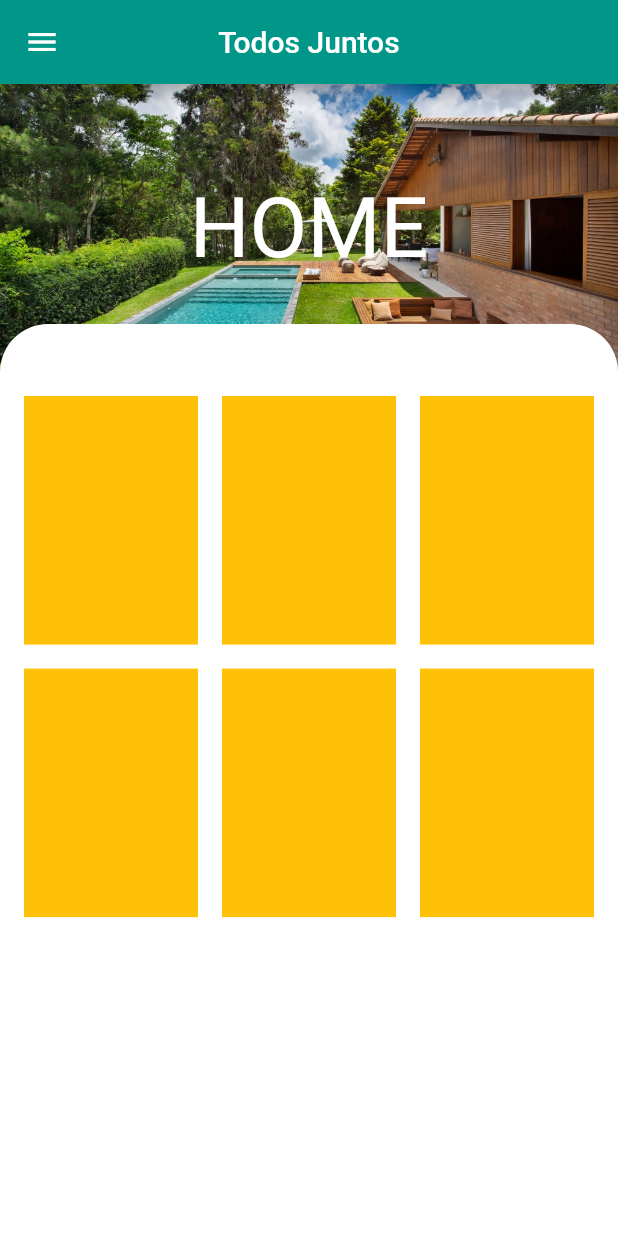
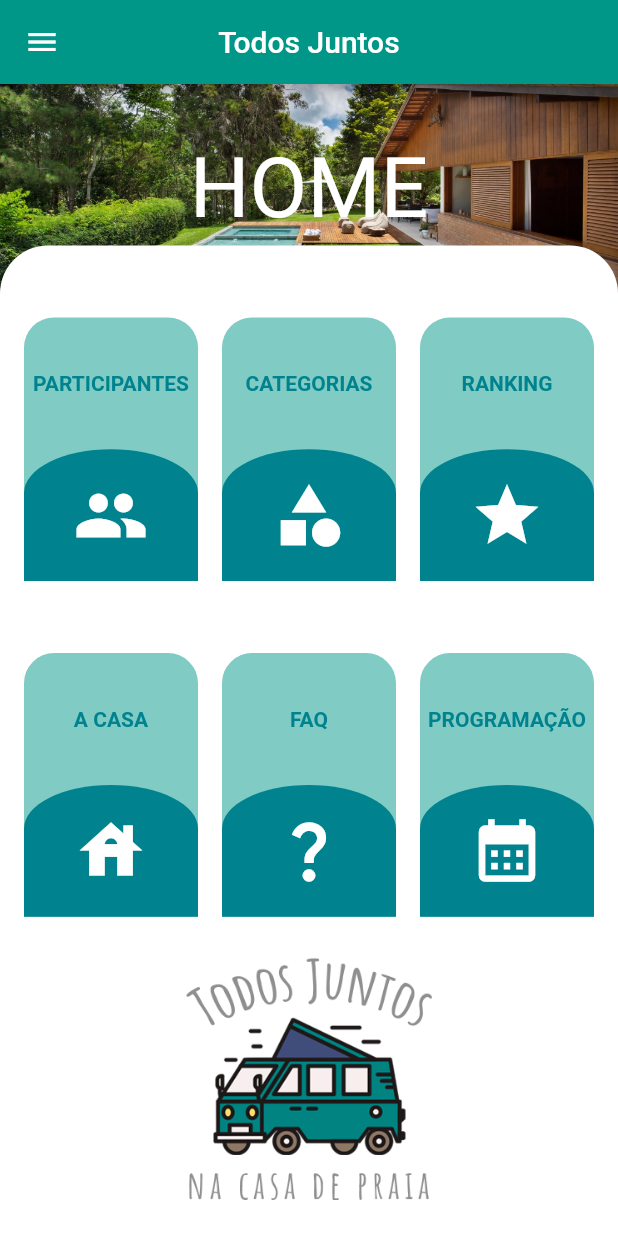
Before and after one commit to thiagopinheirolima/projeto_verao_2023, a Flutter app: the HomePage screen opened by its route, on a phone screen of 412 x 824 dp. Run offline on Flutter 3.47's test engine with Material 2 defaults, Android fonts, the light colour scheme and no system bars; our stand-ins replace cloud_firestore, firebase_auth, firebase_core, flutter_signin_button, go_router, google_sign_in and 1 more; accounts and stored records are empty; network calls fail.

Commit message:
adjust on home screen

```diff
--- a/lib/pages/home.dart
+++ b/lib/pages/home.dart
@@ -1,5 +1,6 @@
 import 'package:flutter/material.dart';
 import 'package:firebase_auth/firebase_auth.dart';
+import 'package:go_router/go_router.dart';
 
 import 'shared/menu.dart';
 
@@ -16,6 +17,7 @@ class HomePage extends StatelessWidget {
     final userName =
         FirebaseAuth.instance.currentUser?.displayName ?? 'Usuário';
     return Scaffold(
+      backgroundColor: Colors.white,
       appBar: AppBar(
         centerTitle: true,
         title: const Text('Todos Juntos'),
@@ -66,20 +68,120 @@ class HomePage extends StatelessWidget {
               child: GridView.count(
                 crossAxisCount: 3,
                 padding: const EdgeInsets.all(16),
-                childAspectRatio: 0.7,
-                mainAxisSpacing: 16,
+                childAspectRatio: 0.66,
+                mainAxisSpacing: 48,
                 crossAxisSpacing: 16,
-                children: List.generate(
-                  6,
-                  (index) => Container(
-                    color: Colors.amber,
+                children: [
+                  HomeItem(
+                    name: 'PARTICIPANTES',
+                    icon: Icons.people,
+                    onTap: () => context.goNamed('users'),
                   ),
-                ),
+                  HomeItem(
+                    name: 'CATEGORIAS',
+                    icon: Icons.category,
+                    onTap: () {},
+                  ),
+                  HomeItem(
+                    name: 'RANKING',
+                    icon: Icons.star,
+                    onTap: () {},
+                  ),
+                  HomeItem(
+                    name: 'A CASA',
+                    icon: Icons.house,
+                    onTap: () {},
+                  ),
+                  HomeItem(
+                    name: 'FAQ',
+                    icon: Icons.question_mark,
+                    onTap: () {},
+                  ),
+                  HomeItem(
+                    name: 'PROGRAMAÇÃO',
+                    icon: Icons.calendar_month,
+                    onTap: () {},
+                  )
+                ],
               ),
             ),
           ),
+          Expanded(
+            flex: 3,
+            child: Padding(
+              padding: const EdgeInsets.all(24.0),
+              child: Image.asset(
+                'assets/images/logo.png',
+                fit: BoxFit.contain,
+              ),
+            ),
+          )
         ],
       ),
     );
   }
 }
+
+class HomeItem extends StatelessWidget {
+  const HomeItem({
+    super.key,
+    required this.onTap,
+    required this.name,
+    required this.icon,
+  });
+
+  final Function() onTap;
+  final String name;
+  final IconData icon;
+
+  @override
+  Widget build(BuildContext context) {
+    return GestureDetector(
+      onTap: onTap,
+      child: Container(
+        decoration: BoxDecoration(
+          borderRadius: const BorderRadius.vertical(
+            top: Radius.circular(20),
+          ),
+          color: Colors.teal.shade200,
+        ),
+        child: Flex(
+          direction: Axis.vertical,
+          children: [
+            Expanded(
+              flex: 2,
+              child: Center(
+                child: Text(
+                  name,
+                  style: TextStyle(
+                    color: Colors.cyan.shade800,
+                    fontWeight: FontWeight.bold,
+                  ),
+                ),
+              ),
+            ),
+            Expanded(
+              flex: 2,
+              child: Container(
+                constraints: const BoxConstraints.expand(),
+                decoration: BoxDecoration(
+                  color: Colors.cyan.shade800,
+                  borderRadius: const BorderRadius.vertical(
+                    top: Radius.elliptical(600, 300),
+                  ),
+                ),
+                child: Center(
+                  child: Icon(
+                    icon,
+                    size: 50,
+                    color: Colors.white,
+                  ),
+                ),
+              ),
+            )
+          ],
+        ),
+      ),
+    );
+  }
+}
--- a/lib/pages/login.dart
+++ b/lib/pages/login.dart
@@ -16,7 +16,7 @@ class LoginPage extends StatelessWidget {
       body: Column(
         children: [
           Expanded(
-            flex: 2,
+            flex: 4,
             child: Stack(
               fit: StackFit.expand,
               alignment: AlignmentDirectional.bottomCenter,
@@ -43,7 +43,7 @@ class LoginPage extends StatelessWidget {
             ),
           ),
           Expanded(
-            flex: 2,
+            flex: 5,
             child: Column(
               crossAxisAlignment: CrossAxisAlignment.center,
               mainAxisAlignment: MainAxisAlignment.center,
--- a/lib/pages/shared/menu.dart
+++ b/lib/pages/shared/menu.dart
@@ -1,24 +1,6 @@
 import 'package:firebase_auth/firebase_auth.dart';
 import 'package:flutter/material.dart';
 import 'package:go_router/go_router.dart';
-
-class MenuItem {
-  String name;
-  Function onClick;
-
-  MenuItem(this.name, this.onClick);
-}
-
-final List<MenuItem> menuItems = [
-  MenuItem('Participantes', (BuildContext context) {
-    context.pushNamed('users');
-  }),
-  MenuItem('Logout', (BuildContext context) async {
-    await FirebaseAuth.instance.signOut();
-    // ignore: use_build_context_synchronously
-    context.goNamed('login');
-  }),
-];
 
 class Menu extends StatelessWidget {
   const Menu({
@@ -74,11 +56,14 @@ class Menu extends StatelessWidget {
               ],
             ),
           ),
-          for (var item in menuItems)
-            ListTile(
-              title: Text(item.name),
-              onTap: () => item.onClick(context),
-            ),
+          ListTile(
+            title: const Text('Logout'),
+            onTap: () async {
+              await FirebaseAuth.instance.signOut();
+              // ignore: use_build_context_synchronously
+              context.goNamed('login');
+            },
+          ),
         ],
       ),
     );
```
